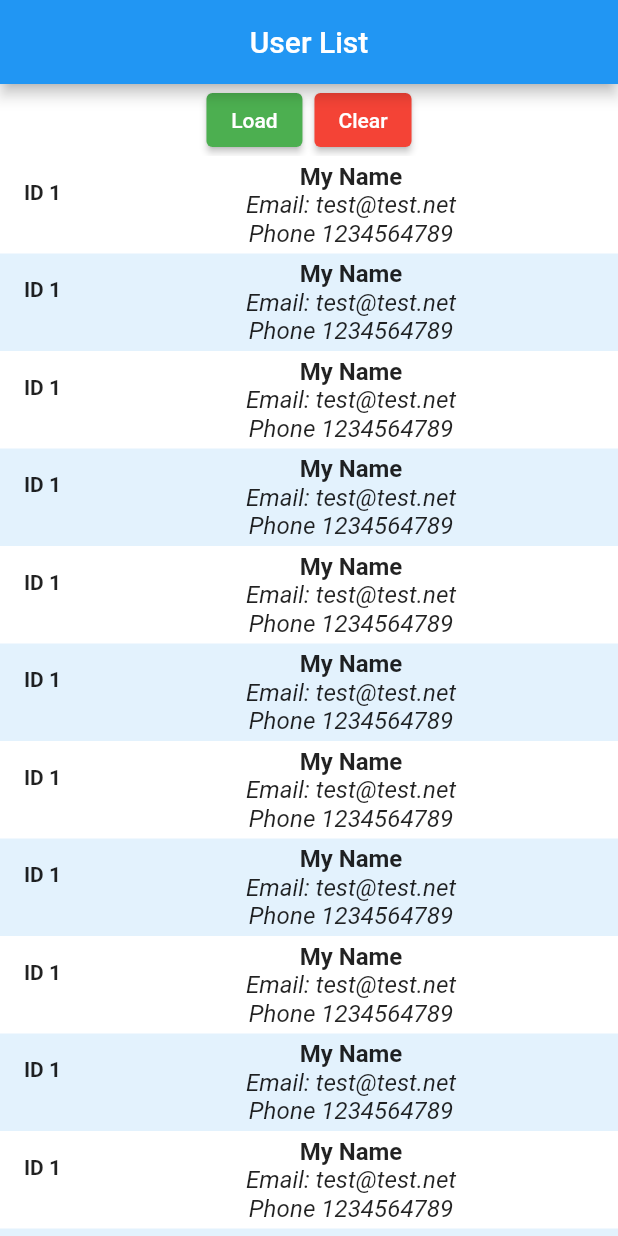
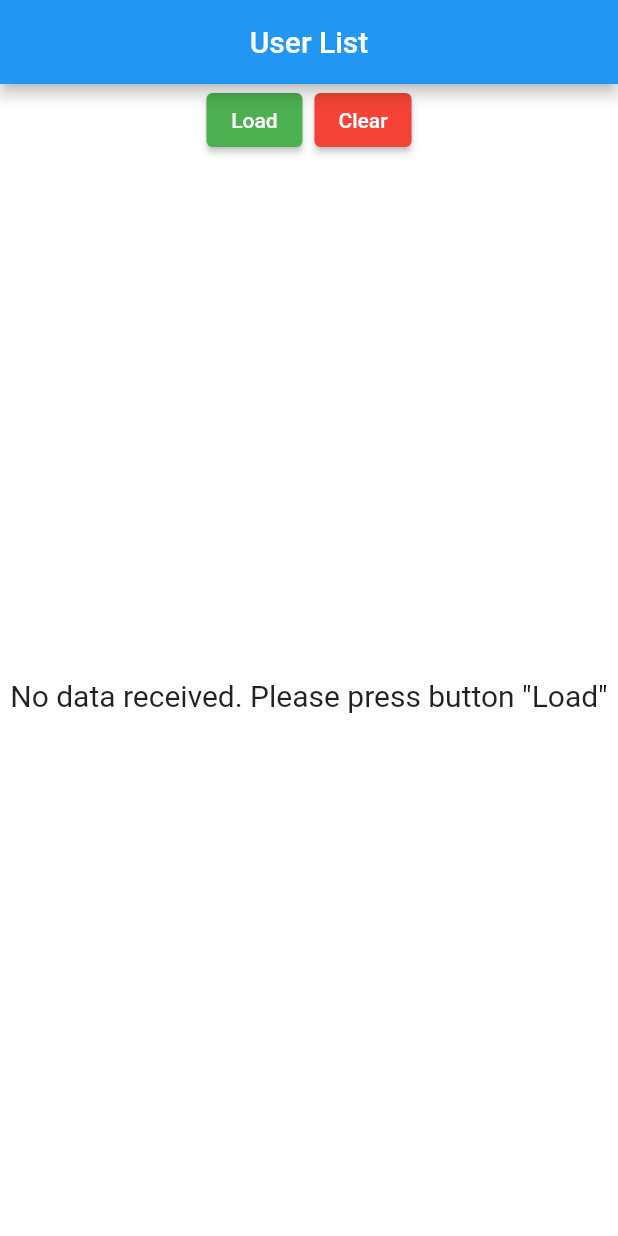
Before and after one commit to taras3189/bloc_network, a Flutter app: the screen it shows after launch, on a phone screen of 412 x 824 dp. Run offline on Flutter 3.47's test engine with Material 2 defaults, Android fonts, the phone set to English and light mode, and no system bars; our stand-ins replace flutter_bloc.

Commit message:
4 commit

```diff
--- /dev/null
+++ b/lib/bloc/user_bloc.dart
@@ -0,0 +1,29 @@
+import 'package:bloc_network/bloc/user_event.dart';
+import 'package:bloc_network/bloc/user_state.dart';
+import 'package:flutter_bloc/flutter_bloc.dart';
+import '../model/user.dart';
+import '../services/user_repository.dart';
+
+class UserBloc extends Bloc<UserEvent, UserState> {
+  final UserRepository userRepository;
+
+  UserBloc({required this.userRepository}) : super(UserEmptyState()) {
+    on<UserLoadEvent>(
+      (event, emit) async {
+        emit(UserLoadingState());
+
+        try {
+          final List<User> loadedUserList = await userRepository.getAllUsers();
+          emit(UserLoadedState(loadedUser: loadedUserList));
+        } catch (_) {
+          emit(UserErrorState());
+        }
+      },
+    );
+    on<UserClearEvent>(
+      (event, emit) async {
+        emit(UserEmptyState());
+      },
+    );
+  }
+}
--- /dev/null
+++ b/lib/bloc/user_event.dart
@@ -0,0 +1,6 @@
+abstract class UserEvent {
+
+}
+
+class UserLoadEvent extends UserEvent {}
+class UserClearEvent extends UserEvent {}
--- /dev/null
+++ b/lib/bloc/user_state.dart
@@ -0,0 +1,14 @@
+import '../model/user.dart';
+
+abstract class UserState {}
+
+class UserEmptyState extends UserState {}
+class UserLoadingState extends UserState {}
+class UserLoadedState extends UserState {
+  List<User> loadedUser;
+  UserLoadedState({
+    required this.loadedUser
+  });
+}
+
+class UserErrorState extends UserState {}
--- a/lib/main.dart
+++ b/lib/main.dart
@@ -16,7 +16,7 @@ class MyApp extends StatelessWidget {
       theme: ThemeData(
         primarySwatch: Colors.blue,
       ),
-      home: const HomePage(),
+      home: HomePage(),
     );
   }
 }
--- a/lib/pages/home_page.dart
+++ b/lib/pages/home_page.dart
@@ -1,14 +1,20 @@
+import 'package:bloc_network/bloc/user_bloc.dart';
+import 'package:bloc_network/services/user_repository.dart';
 import 'package:flutter/material.dart';
+import 'package:flutter_bloc/flutter_bloc.dart';
 import '../widgets/action_buttons.dart';
 import '../widgets/user_list.dart';
 
+class HomePage extends StatelessWidget {
+  HomePage({Key? key}) : super(key: key);
 
-class HomePage extends StatelessWidget {
-  const HomePage({Key? key}) : super(key: key);
+  final userRepository = UserRepository();
 
   @override
   Widget build(BuildContext context) {
-    return Scaffold(
+    return BlocProvider(
+      create: (context) => UserBloc(userRepository: userRepository),
+      child: Scaffold(
         appBar: AppBar(
           title: const Text('User List'),
           centerTitle: true,
@@ -21,6 +27,7 @@ class HomePage extends StatelessWidget {
             Expanded(child: UserList()),
           ],
         ),
+      ),
     );
   }
 }
--- /dev/null
+++ b/lib/services/user_repository.dart
@@ -0,0 +1,7 @@
+import 'package:bloc_network/services/user_api_provider.dart';
+import '../model/user.dart';
+
+class UserRepository {
+  final UserProvider _userProvider = UserProvider();
+  Future<List<User>> getAllUsers() => _userProvider.getUsers();
+}
--- a/lib/widgets/action_buttons.dart
+++ b/lib/widgets/action_buttons.dart
@@ -1,15 +1,21 @@
+import 'package:bloc_network/bloc/user_event.dart';
 import 'package:flutter/material.dart';
+import 'package:flutter_bloc/flutter_bloc.dart';
+import '../bloc/user_bloc.dart';
 
 class ActionButtons extends StatelessWidget {
   const ActionButtons({Key? key}) : super(key: key);
 
   @override
   Widget build(BuildContext context) {
+    final UserBloc _userBloc = BlocProvider.of<UserBloc>(context);
     return Row(
       mainAxisSize: MainAxisSize.min,
       children: [
         ElevatedButton(
-          onPressed: () {},
+          onPressed: () {
+            _userBloc.add(UserLoadEvent());
+          },
           style: ElevatedButton.styleFrom(
             backgroundColor: Colors.green,
           ),
@@ -17,7 +23,9 @@ class ActionButtons extends StatelessWidget {
         ),
         const SizedBox(width: 8.0),
         ElevatedButton(
-          onPressed: () {},
+          onPressed: () {
+            _userBloc.add(UserClearEvent());
+          },
           style: ElevatedButton.styleFrom(
             backgroundColor: Colors.red,
           ),
--- a/lib/widgets/user_list.dart
+++ b/lib/widgets/user_list.dart
@@ -1,11 +1,28 @@
+import 'package:bloc_network/bloc/user_state.dart';
 import 'package:flutter/material.dart';
+import 'package:flutter_bloc/flutter_bloc.dart';
+import '../bloc/user_bloc.dart';
 
 class UserList extends StatelessWidget {
   const UserList({Key? key}) : super(key: key);
 
   @override
   Widget build(BuildContext context) {
-    return ListView.builder(
+    return BlocBuilder<UserBloc, UserState>(
+      builder: (context, state) {
+        if (state is UserEmptyState) {
+          return const Center(
+            child: Text(
+              'No data received. Please press button "Load"',
+              style: TextStyle(fontSize: 20),
+            ),
+          );
+        }
+        if (state is UserLoadingState) {
+          return const Center(child: CircularProgressIndicator());
+        }
+        if (state is UserLoadedState) {
+          ListView.builder(
             itemCount: 20,
             itemBuilder: (context, index) => Container(
               color: index % 2 == 0 ? Colors.white : Colors.blue[50],
@@ -38,4 +55,16 @@ class UserList extends StatelessWidget {
             ),
           );
         }
+        if (state is UserErrorState) {
+          return const Center(
+            child: Text(
+              'Error fetching users',
+              style: TextStyle(fontSize: 20),
+            ),
+          );
         }
+        return const SizedBox.shrink();
+      },
+    );
+  }
+}
--- a/pubspec.yaml
+++ b/pubspec.yaml
@@ -37,6 +37,7 @@ dependencies:
   # Use with the CupertinoIcons class for iOS style icons.
   cupertino_icons: ^1.0.2
   http: ^0.13.5
+  flutter_bloc: ^8.1.2
 
 dev_dependencies:
   flutter_test:
```
Also changed, not shown: pubspec.lock. Lines whose indentation alone changed are shown as unchanged.
